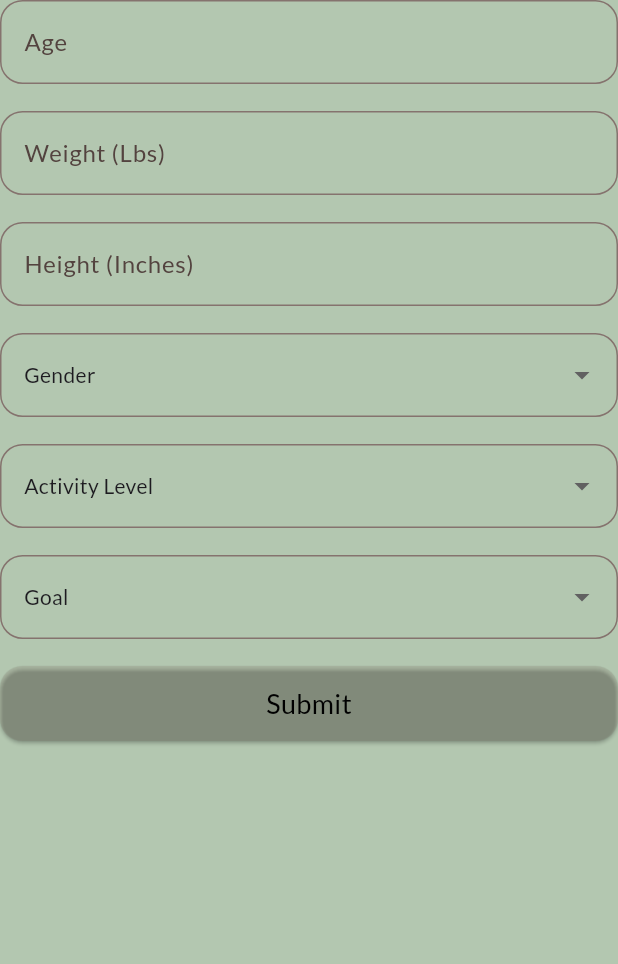
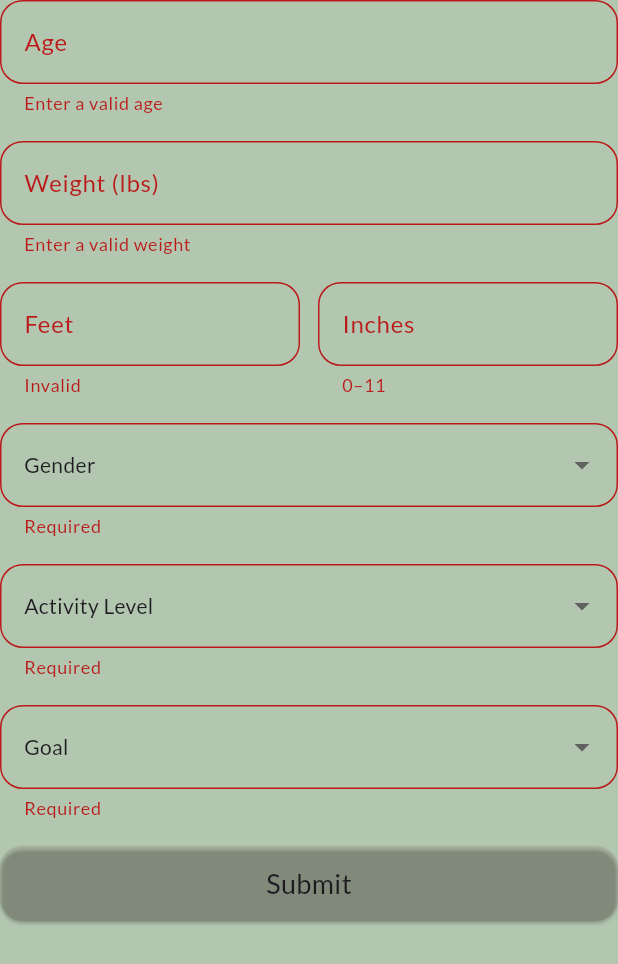
Before and after one commit to AlexisIvan2000/NutriAI_Lex, a Flutter app: the DataForm widget shown alone on an empty page, opened directly, after a tap on "Submit", on a phone screen of 412 x 824 dp. Shown: the top 964 px of the screen. Run offline on Flutter 3.47's test engine with Material 3 defaults, Android fonts, the phone set to English and light mode, and no system bars; our stand-ins replace flutter_secure_storage, google_fonts; missing offline and left inert: flutter_inappwebview; accounts and stored records are empty.

Commit message:
Added functionality to save personal details with API and updated templates and forms.

```diff
--- a/front_end/lib/models/datas.dart
+++ b/front_end/lib/models/datas.dart
@@ -1,18 +1,34 @@
-import 'dart:ffi';
+class PersonalDetailsInput {
 
-class Datas {
   final int age;
-  final Float weight;
-  final Float height;
+  final double weightLbs;
+  final int heightFeet;
+  final int heightInches;
   final String gender;
   final String activityLevel;
   final String goal;
-  Datas({
+
+  PersonalDetailsInput({
+
     required this.age,
-    required this.weight,
-    required this.height,
+    required this.weightLbs,
+    required this.heightFeet,
+    required this.heightInches,
     required this.gender,
     required this.activityLevel,
     required this.goal,
   });
+
+  Map<String, dynamic> toJson(int userId) {
+    return {
+
+      "age": age,
+      "weight_lbs": weightLbs,
+      "height_feet": heightFeet,
+      "height_inches": heightInches,
+      "gender": gender,
+      "activity_level": activityLevel,
+      "goal": goal,
+    };
+  }
 }
--- a/front_end/lib/widgets/data_form.dart
+++ b/front_end/lib/widgets/data_form.dart
@@ -1,5 +1,8 @@
 import 'package:flutter/material.dart';
 import 'package:front_end/data/db.dart';
+import 'package:front_end/models/datas.dart';
+import 'package:front_end/services/personal_details_api.dart';
+import 'package:front_end/utils/secure_storage.dart';
 
 class DataForm extends StatefulWidget {
   const DataForm({super.key});
@@ -11,9 +14,10 @@ class DataForm extends StatefulWidget {
 class _DataFormState extends State<DataForm> {
   final _formKey = GlobalKey<FormState>();
 
-  final _age = TextEditingController();
-  final _weight = TextEditingController();
-  final _height = TextEditingController();
+  final _ageCtrl = TextEditingController();
+  final _weightLbsCtrl = TextEditingController();
+  final _feetCtrl = TextEditingController();
+  final _inchesCtrl = TextEditingController();
 
   String? _selectedSex;
   String? _selectedActivity;
@@ -21,9 +25,10 @@ class _DataFormState extends State<DataForm> {
 
   @override
   void dispose() {
-    _age.dispose();
-    _weight.dispose();
-    _height.dispose();
+    _ageCtrl.dispose();
+    _weightLbsCtrl.dispose();
+    _feetCtrl.dispose();
+    _inchesCtrl.dispose();
     super.dispose();
   }
 
@@ -34,191 +39,201 @@ class _DataFormState extends State<DataForm> {
     return Form(
       key: _formKey,
       child: Column(
-        crossAxisAlignment: CrossAxisAlignment.start,
         children: [
-          _buildInput(
-            child: TextFormField(
-              controller: _age,
-              decoration: const InputDecoration(
-                labelText: 'Age',
-                border: OutlineInputBorder(
-                  borderRadius: BorderRadius.all(Radius.circular(15)),
-                ),
-              ),
-              keyboardType: TextInputType.number,
-              validator: (value) {
-                if (value == null || value.isEmpty) {
-                  return 'Please enter your age';
-                }
-
-                final age = int.tryParse(value);
-                if (age == null || age <= 0) return 'Please enter a valid age';
-                return null;
-              },
-            ),
-          ),
-
-          _buildInput(
-            child: TextFormField(
-              controller: _weight,
-              decoration: const InputDecoration(
-                labelText: 'Weight (Lbs)',
-                border: OutlineInputBorder(
-                  borderRadius: BorderRadius.all(Radius.circular(15)),
-                ),
-              ),
-              keyboardType: TextInputType.number,
-              validator: (value) {
-                if (value == null || value.isEmpty) {
-                  return 'Please enter your weight';
-                }
-
-                final w = double.tryParse(value);
-                if (w == null || w <= 0) return 'Please enter a valid weight';
-                return null;
-              },
-            ),
-          ),
-
-          _buildInput(
-            child: TextFormField(
-              controller: _height,
-              decoration: const InputDecoration(
-                labelText: 'Height (Inches)',
-                border: OutlineInputBorder(
-                  borderRadius: BorderRadius.all(Radius.circular(15)),
-                ),
-              ),
-              keyboardType: TextInputType.number,
-              validator: (value) {
-                if (value == null || value.isEmpty) {
-                  return 'Please enter your height';
-                }
-
-                final h = double.tryParse(value);
-                if (h == null || h <= 0) return 'Please enter a valid height';
-                return null;
-              },
-            ),
-          ),
-
-          _buildInput(
-            child: DropdownButtonFormField<String>(
-              initialValue: _selectedSex,
-              dropdownColor: theme.scaffoldBackgroundColor,
-              decoration: InputDecoration(
-                label: Text(
-                  'Gender',
-                  softWrap: true,
-                  overflow: TextOverflow.visible,
-                  style: theme.textTheme.bodyMedium,
-                ),
-                border: const OutlineInputBorder(
-                  borderRadius: BorderRadius.all(Radius.circular(15)),
-                ),
-                labelStyle: theme.textTheme.bodyMedium,
-              ),
-              items: Db.sex.map((value) {
-                return DropdownMenuItem(
-                  value: value,
-                  child: Text(
-                    value,
-                    style: theme.textTheme.bodyMedium,
-                    softWrap: true,
-                  ),
-                );
-              }).toList(),
-              onChanged: (value) => setState(() => _selectedSex = value),
-            ),
-          ),
-
-          _buildInput(
-            child: DropdownButtonFormField<String>(
-              initialValue: _selectedActivity,
-              dropdownColor: theme.scaffoldBackgroundColor,
-              decoration: InputDecoration(
-                label: Text(
-                  'Activity Level',
-                  softWrap: true,
-                  overflow: TextOverflow.visible,
-                  style: theme.textTheme.bodyMedium,
-                ),
-                border: const OutlineInputBorder(
-                  borderRadius: BorderRadius.all(Radius.circular(15)),
-                ),
-              ),
-              items: Db.activityLevels.map((value) {
-                return DropdownMenuItem(
-                  value: value,
-                  child: Text(
-                    value,
-                    style: theme.textTheme.bodyMedium,
-                    softWrap: true,
-                  ),
-                );
-              }).toList(),
-              onChanged: (value) => setState(() => _selectedActivity = value),
-            ),
-          ),
-
-          _buildInput(
-            child: DropdownButtonFormField<String>(
-              initialValue: _selectedGoal,
-              dropdownColor: theme.scaffoldBackgroundColor,
-              decoration: InputDecoration(
-                label: Text(
-                  'Goal',
-                  softWrap: true,
-                  overflow: TextOverflow.visible,
-                  style: theme.textTheme.bodyMedium,
-                ),
-                border: const OutlineInputBorder(
-                  borderRadius: BorderRadius.all(Radius.circular(15)),
-                ),
-                labelStyle: theme.textTheme.bodyMedium,
-              ),
-              items: Db.goals.map((value) {
-                return DropdownMenuItem(
-                  value: value,
-                  child: Text(
-                    value,
-                    style: theme.textTheme.bodyMedium,
-                    softWrap: true,
-                  ),
-                );
-              }).toList(),
-              onChanged: (value) => setState(() => _selectedGoal = value),
-            ),
-          ),
-
-          _buildInput(
-            child: SizedBox(
-              width: double.infinity,
-              height: 50,
-              child: ElevatedButton(
-                onPressed: () {},
-                style: ElevatedButton.styleFrom(
-                  shape: RoundedRectangleBorder(
-                    borderRadius: BorderRadius.circular(15),
-                  ),
-                  backgroundColor: theme.colorScheme.secondary.withAlpha(31),
-                ),
-                child: Text(
-                  'Submit',
-                  style: theme.textTheme.bodyMedium?.copyWith(
-                    color: Colors.black,
-                    fontSize: 18,
-                  ),
-                ),
-              ),
-            ),
-          ),
+          _input(_buildAgeField()),
+          _input(_buildWeightField()),
+          _input(_buildHeightFields()),
+          _input(_buildGenderDropdown(theme)),
+          _input(_buildActivityDropdown(theme)),
+          _input(_buildGoalDropdown(theme)),
+          _input(_buildSubmitButton(theme)),
         ],
       ),
     );
   }
 
-  Widget _buildInput({required Widget child}) {
-    return Padding(padding: const EdgeInsets.only(bottom: 18.0), child: child);
+
+  Widget _buildAgeField() {
+    return TextFormField(
+      controller: _ageCtrl,
+      keyboardType: TextInputType.number,
+      decoration: const InputDecoration(
+        labelText: "Age",
+        border: OutlineInputBorder(
+          borderRadius: BorderRadius.all(Radius.circular(15)),
+        ),
+      ),
+      validator: (v) {
+        final n = int.tryParse(v ?? "");
+        if (n == null || n <= 0) return "Enter a valid age";
+        return null;
+      },
+    );
+  }
+
+  Widget _buildWeightField() {
+    return TextFormField(
+      controller: _weightLbsCtrl,
+      keyboardType: TextInputType.number,
+      decoration: const InputDecoration(
+        labelText: "Weight (lbs)",
+        border: OutlineInputBorder(
+          borderRadius: BorderRadius.all(Radius.circular(15)),
+        ),
+      ),
+      validator: (v) {
+        final n = double.tryParse(v ?? "");
+        if (n == null || n <= 0) return "Enter a valid weight";
+        return null;
+      },
+    );
+  }
+
+
+  Widget _buildHeightFields() {
+    return Row(
+      children: [
+        Expanded(
+          child: TextFormField(
+            controller: _feetCtrl,
+            keyboardType: TextInputType.number,
+            decoration: const InputDecoration(
+              labelText: "Feet",
+              border: OutlineInputBorder(
+                borderRadius: BorderRadius.all(Radius.circular(15)),
+              ),
+            ),
+            validator: (v) {
+              final n = int.tryParse(v ?? "");
+              if (n == null || n <= 0) return "Invalid";
+              return null;
+            },
+          ),
+        ),
+        const SizedBox(width: 12),
+        Expanded(
+          child: TextFormField(
+            controller: _inchesCtrl,
+            keyboardType: TextInputType.number,
+            decoration: const InputDecoration(
+              labelText: "Inches",
+              border: OutlineInputBorder(
+                borderRadius: BorderRadius.all(Radius.circular(15)),
+              ),
+            ),
+            validator: (v) {
+              final n = int.tryParse(v ?? "");
+              if (n == null || n < 0 || n > 11) return "0–11";
+              return null;
+            },
+          ),
+        ),
+      ],
+    );
+  }
+
+  Widget _buildGenderDropdown(ThemeData theme) {
+    return DropdownButtonFormField<String>(
+      decoration: _dropdownDecoration(theme, "Gender"),
+      items: Db.sex
+          .map((e) => DropdownMenuItem(value: e, child: Text(e)))
+          .toList(),
+      onChanged: (v) => setState(() => _selectedSex = v),
+      validator: (v) => v == null ? "Required" : null,
+    );
+  }
+
+  Widget _buildActivityDropdown(ThemeData theme) {
+    return DropdownButtonFormField<String>(
+      decoration: _dropdownDecoration(theme, "Activity Level"),
+      items: Db.activityLevels
+          .map((e) => DropdownMenuItem(value: e, child: Text(e)))
+          .toList(),
+      onChanged: (v) => setState(() => _selectedActivity = v),
+      validator: (v) => v == null ? "Required" : null,
+    );
+  }
+
+  Widget _buildGoalDropdown(ThemeData theme) {
+    return DropdownButtonFormField<String>(
+      decoration: _dropdownDecoration(theme, "Goal"),
+      items: Db.goals
+          .map((e) => DropdownMenuItem(value: e, child: Text(e)))
+          .toList(),
+      onChanged: (v) => setState(() => _selectedGoal = v),
+      validator: (v) => v == null ? "Required" : null,
+    );
+  }
+
+
+
+  Widget _buildSubmitButton(ThemeData theme) {
+    return SizedBox(
+      width: double.infinity,
+      height: 50,
+      child: ElevatedButton(
+        style: ElevatedButton.styleFrom(
+          backgroundColor: theme.colorScheme.secondary.withAlpha(31),
+          shape: RoundedRectangleBorder(
+            borderRadius: BorderRadius.circular(15),
+          ),
+        ),
+        onPressed: _submit,
+        child: Text(
+          "Submit",
+          style: theme.textTheme.bodyMedium?.copyWith(fontSize: 18),
+        ),
+      ),
+    );
+  }
+
+
+
+  Future<void> _submit() async {
+    if (!_formKey.currentState!.validate()) return;
+
+    final user = await SecureStorage.getUser();
+    if (user == null) {
+      ScaffoldMessenger.of(
+        context,
+      ).showSnackBar(const SnackBar(content: Text("User not logged in")));
+      return;
+    }
+
+    final details = PersonalDetailsInput(
+      age: int.parse(_ageCtrl.text),
+      weightLbs: double.parse(_weightLbsCtrl.text),
+      heightFeet: int.parse(_feetCtrl.text),
+      heightInches: int.parse(_inchesCtrl.text),
+      gender: _selectedSex!,
+      activityLevel: _selectedActivity!,
+      goal: _selectedGoal!,
+    );
+
+    final result = await PersonalDetailsAPI.savePersonalDetails(
+      user.id,
+      details,
+    );
+
+    if (!mounted) return;
+
+    ScaffoldMessenger.of(
+      context,
+    ).showSnackBar(SnackBar(content: Text(result["message"])));
+  }
+
+
+
+  Widget _input(Widget child) =>
+      Padding(padding: const EdgeInsets.only(bottom: 18.0), child: child);
+
+  InputDecoration _dropdownDecoration(ThemeData theme, String label) {
+    return InputDecoration(
+      labelText: label,
+      labelStyle: theme.textTheme.bodyMedium,
+      border: const OutlineInputBorder(
+        borderRadius: BorderRadius.all(Radius.circular(15)),
+      ),
+    );
   }
 }
```
Also changed, not shown: front_end/lib/services/personal_details_api.dart (added, +52 -0 lines), front_end/lib/widgets/signin_form.dart (line endings or trailing spaces), 5 other files.
